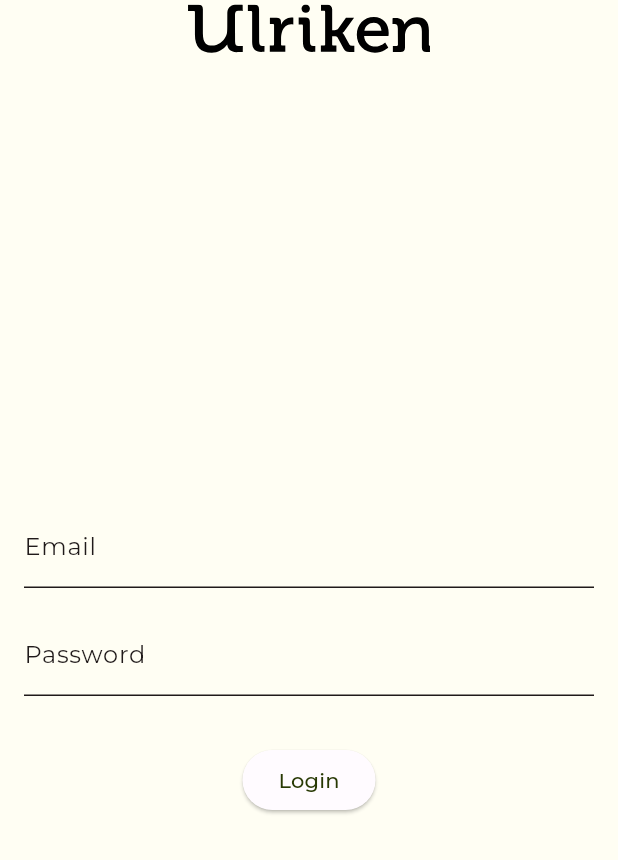
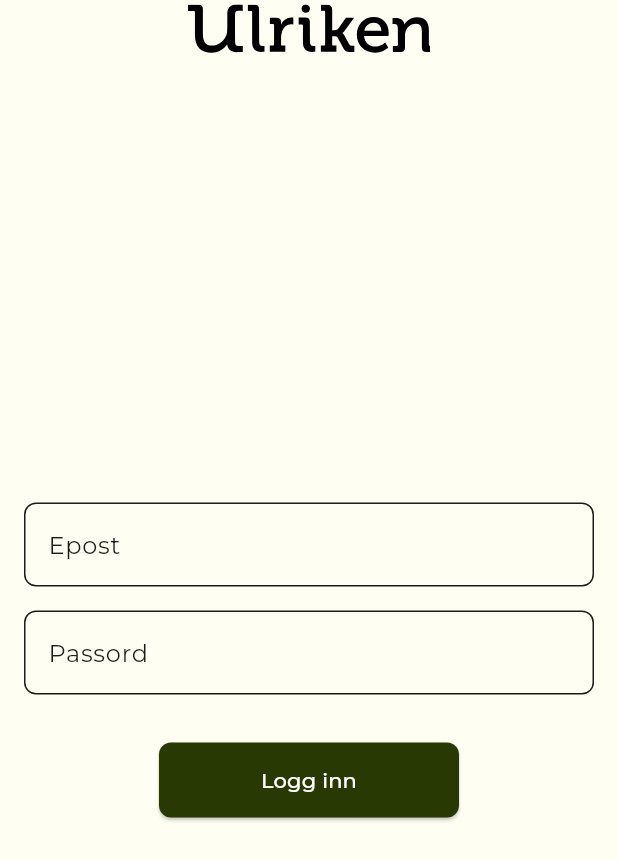
Before and after one commit to Madserello/learniken-flutter, a Flutter app: the screen it shows after launch, on a phone screen of 412 x 824 dp. Shown: the top 860 px of the screen. Run offline on Flutter 3.47's test engine with Material 3 defaults, Android fonts, the phone set to English and light mode, and no system bars; our stand-ins replace flutter_svg, google_fonts; generated files the repository leaves out were written again.

Commit message:
Add profile and activity screen, and more colors

```diff
--- a/learniken_flutter/lib/src/app.dart
+++ b/learniken_flutter/lib/src/app.dart
@@ -3,9 +3,9 @@ import 'package:flutter_gen/gen_l10n/app_localizations.dart';
 import 'package:flutter_localizations/flutter_localizations.dart';
 import 'package:google_fonts/google_fonts.dart';
 import 'package:learniken_flutter/src/login/login_screen.dart';
-
-import 'sample_feature/sample_item_details_view.dart';
-import 'sample_feature/sample_item_list_view.dart';
+import 'package:learniken_flutter/src/authenticated/authenticated_screen.dart';
+import 'package:learniken_flutter/src/profile/profile_screen.dart';
+import 'package:learniken_flutter/src/activity/activity_screen.dart';
 import 'settings/settings_controller.dart';
 import 'settings/settings_view.dart';
 
@@ -66,12 +66,19 @@ class MyApp extends StatelessWidget {
               centerTitle: true,
             ),
             navigationBarTheme: NavigationBarThemeData(
-                backgroundColor: Color.fromRGBO(115, 136, 73, 1.0)),
+              backgroundColor: Color.fromRGBO(240, 245, 223, 1.0),
+            ),
+            bottomNavigationBarTheme: BottomNavigationBarThemeData(
+              backgroundColor: Color.fromRGBO(240, 245, 223, 1.0),
+              selectedItemColor: Colors.black,
+            ),
             colorScheme: ColorScheme(
               primary: Color(0xFF283904),
               secondary: Color.fromRGBO(115, 136, 73, 1.0),
+              tertiary: Color.fromRGBO(240, 245, 223, 1.0),
               onPrimary: Colors.white,
               onSecondary: Color(0xFF283904),
+              onTertiary: Colors.black,
               brightness: Brightness.light,
               error: const Color.fromRGBO(186, 26, 26, 1.0),
               onError: Colors.white,
@@ -95,8 +102,12 @@ class MyApp extends StatelessWidget {
                 switch (routeSettings.name) {
                   case SettingsView.routeName:
                     return SettingsView(controller: settingsController);
-                  case SampleItemDetailsView.routeName:
-                    return const SampleItemDetailsView();
+                  case AuthenticatedScreen.routeName:
+                    return const AuthenticatedScreen();
+                  case ProfileScreen.routeName:
+                    return const ProfileScreen();
+                  case ActivityScreen.routeName:
+                    return const ActivityScreen();
                   case LoginScreen.routeName:
                   default:
                     return const LoginScreen();
--- a/learniken_flutter/lib/src/login/login_screen.dart
+++ b/learniken_flutter/lib/src/login/login_screen.dart
@@ -46,7 +46,8 @@ class LoginScreenState extends State<LoginScreen> {
 
     if (success) {
       // Naviger til profile screen om oki doki
-      // Navigator.pushReplacementNamed(context, '/profile');
+      if (!mounted) return;
+      Navigator.pushReplacementNamed(context, '/auth');
     } else {
       // Roast brukeren om feil
       ScaffoldMessenger.of(context).showSnackBar(
@@ -75,9 +76,16 @@ class LoginScreenState extends State<LoginScreen> {
               TextFormField(
                 controller: _emailController,
                 keyboardType: TextInputType.emailAddress,
-                decoration: const InputDecoration(labelText: 'Email'),
+                decoration: const InputDecoration(
+                  labelText: 'Epost',
+                  border: OutlineInputBorder(
+                    borderRadius: BorderRadius.all(
+                      Radius.circular(8.0),
+                    ),
+                  ),
+                ),
                 validator: (value) => (value == null || value.isEmpty)
-                    ? 'Please enter your email'
+                    ? 'Vennligst oppgi epost'
                     : null,
               ),
               const SizedBox(height: 16.0),
@@ -85,17 +93,32 @@ class LoginScreenState extends State<LoginScreen> {
               TextFormField(
                 controller: _passwordController,
                 obscureText: true,
-                decoration: const InputDecoration(labelText: 'Password'),
+                decoration: const InputDecoration(
+                  labelText: 'Passord',
+                  border: OutlineInputBorder(
+                    borderRadius: BorderRadius.all(
+                      Radius.circular(8.0),
+                    ),
+                  ),
+                ),
                 validator: (value) => (value == null || value.isEmpty)
-                    ? 'Please enter your password'
+                    ? 'Vennligst oppgi passord'
                     : null,
               ),
               const SizedBox(height: 32.0),
               _isLoading
                   ? const CircularProgressIndicator()
                   : ElevatedButton(
+                      style: ElevatedButton.styleFrom(
+                          backgroundColor:
+                              Theme.of(context).colorScheme.primary,
+                          foregroundColor:
+                              Theme.of(context).colorScheme.onPrimary,
+                          shape: RoundedRectangleBorder(
+                              borderRadius: BorderRadius.circular(8.0)),
+                          minimumSize: Size(200, 50)),
                       onPressed: _login,
-                      child: const Text('Login'),
+                      child: const Text('Logg inn'),
                     ),
             ],
           ),
```
Also changed, not shown: learniken_flutter/lib/src/activity/activity_screen.dart (added, +16 -0 lines), learniken_flutter/lib/src/authenticated/authenticated_screen.dart (added, +50 -0 lines), learniken_flutter/lib/src/profile/profile_screen.dart (added, +16 -0 lines).
